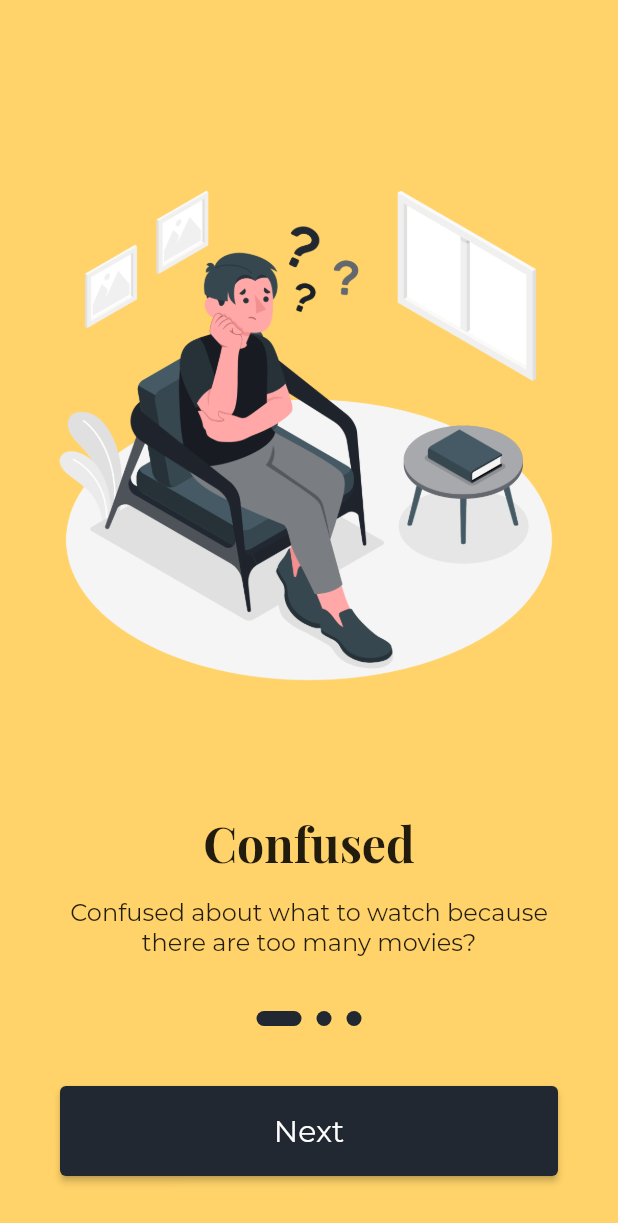
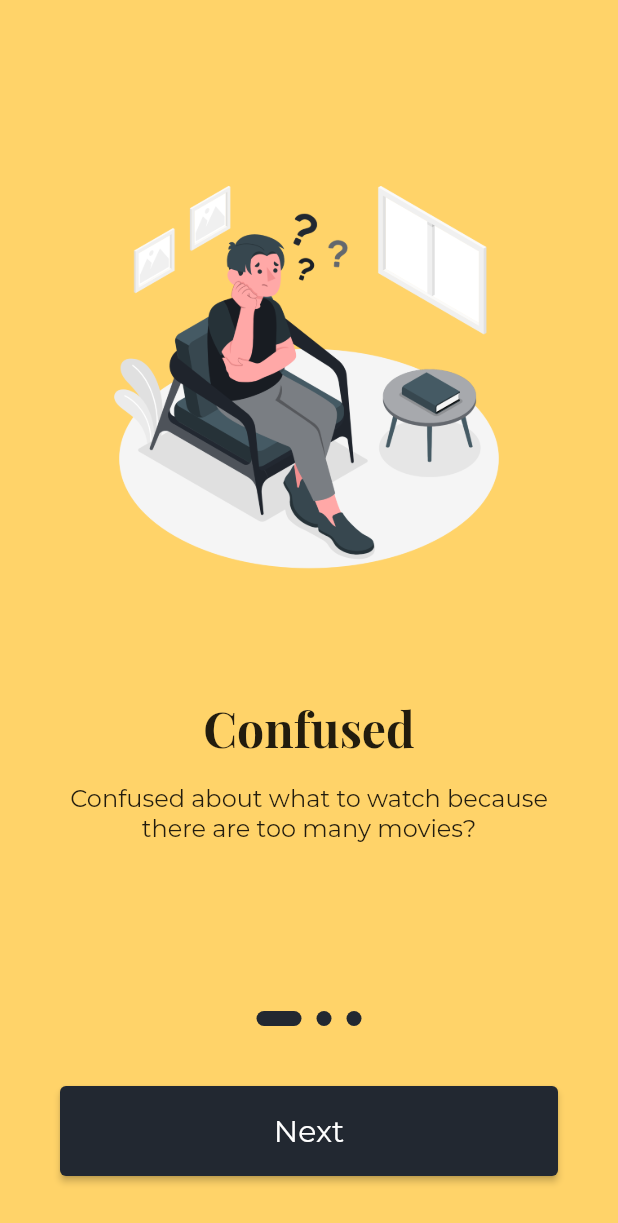
Before and after one commit to nafladiva/movielist-flutter, a Flutter app: the screen it shows after launch, on a phone screen of 412 x 824 dp. Shown: the top 1223 px of the screen. Run offline on Flutter 3.47's test engine with Material 2 defaults, Android fonts, the phone set to English and light mode, and no system bars.

Commit message:
fix responsive :iphone:

```diff
--- a/lib/main.dart
+++ b/lib/main.dart
@@ -2,7 +2,6 @@ import 'dart:async';
 
 import 'package:flutter/material.dart';
 import 'package:flutter/services.dart';
-import 'package:muvila/main_screen.dart';
 import 'package:muvila/onboarding_screen.dart';
 
 void main() {
@@ -17,9 +16,7 @@ class MyApp extends StatelessWidget {
   Widget build(BuildContext context) {
     return MaterialApp(
       title: 'Muvila',
-      theme: ThemeData(
-        primarySwatch: Colors.blue,
-      ),
+      theme: ThemeData(),
       home: SplashScreen(),
     );
   }
--- a/lib/name_screen.dart
+++ b/lib/name_screen.dart
@@ -20,6 +20,7 @@ class _NameScreenState extends State<NameScreen> {
     return Scaffold(
       backgroundColor: Color(0xff222831),
       body: SafeArea(
+        child: SingleChildScrollView(
           child: Container(
             margin: EdgeInsets.all(32.0),
             child: Column(
@@ -99,7 +100,8 @@ class _NameScreenState extends State<NameScreen> {
                     ),
                     style: ElevatedButton.styleFrom(
                       primary: Color(0xFFFFD369),
-                    padding: EdgeInsets.symmetric(horizontal: 70, vertical: 15),
+                      padding:
+                          EdgeInsets.symmetric(horizontal: 70, vertical: 15),
                     ),
                   ),
                 )
@@ -107,6 +109,7 @@ class _NameScreenState extends State<NameScreen> {
             ),
           ),
         ),
+      ),
     );
   }
 }
--- a/lib/onboarding_screen.dart
+++ b/lib/onboarding_screen.dart
@@ -40,23 +40,29 @@ class _OnBoardingState extends State<OnBoarding> {
               },
               itemBuilder: (_, index) {
                 return Column(
+                  crossAxisAlignment: CrossAxisAlignment.stretch,
                   children: [
                     SizedBox(height: 40),
                     Padding(
                       padding: const EdgeInsets.symmetric(
                           vertical: 72.0, horizontal: 32.0),
                       child: Center(
-                        child: Image.asset(contents[index].image),
+                        child: Image.asset(
+                          contents[index].image,
+                          height: MediaQuery.of(context).size.height * 0.33,
+                        ),
                       ),
                     ),
                     Padding(
                       padding: const EdgeInsets.all(8.0),
+                      child: Center(
                         child: Text(
                           contents[index].title,
                           style: TextStyle(
                             fontSize: 32.0,
                             fontFamily: 'Playfair',
                             fontWeight: FontWeight.bold,
+                          ),
                         ),
                       ),
                     ),
```
Also changed, not shown: 1 other file. Lines whose indentation alone changed are shown as unchanged.
